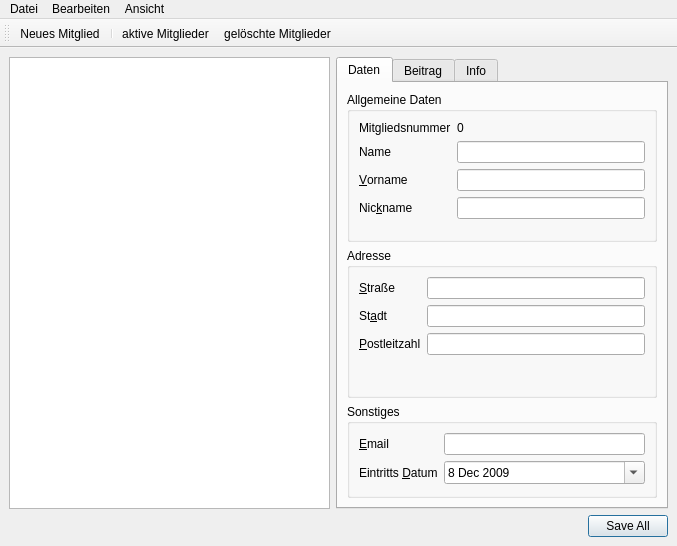
This is src/gui/mainwindow.ui in Bjoe/member-manager as Qt 5 draws it before an edit. The edited form follows.
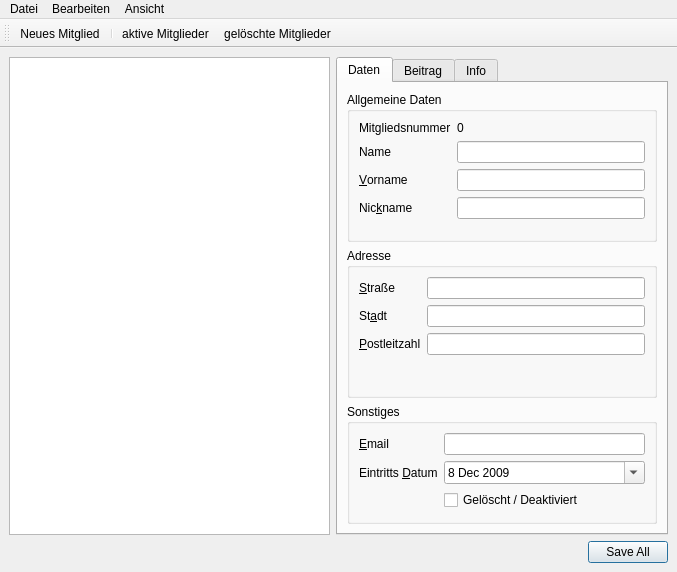
This is the edited form.

Diff of the .ui file:
```diff
--- a/src/gui/mainwindow.ui
+++ b/src/gui/mainwindow.ui
@@ -257,6 +257,13 @@
              </property>
             </widget>
            </item>
+           <item row="2" column="1">
+            <widget class="QCheckBox" name="deleted">
+             <property name="text">
+              <string>Gelöscht / Deaktiviert</string>
+             </property>
+            </widget>
+           </item>
           </layout>
          </widget>
         </item>
```
